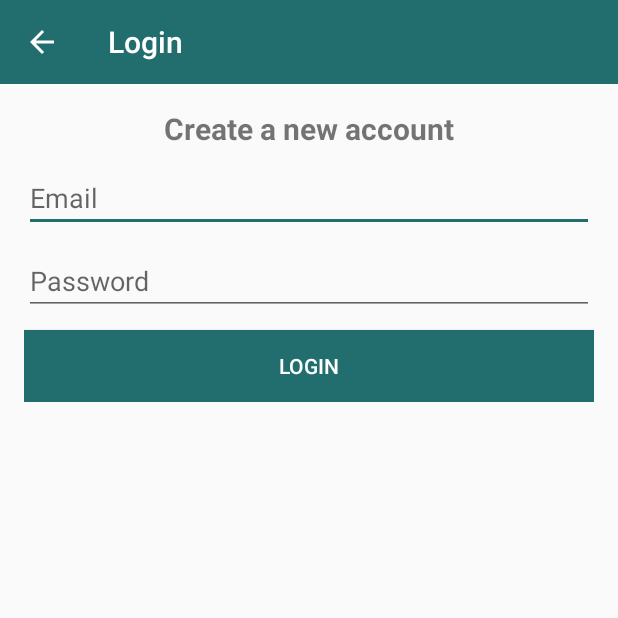
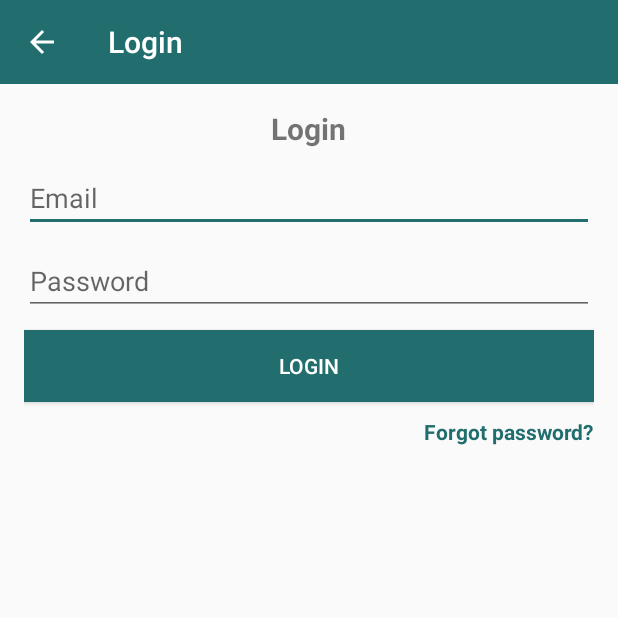
Before and after one commit to kp1930/Chat_Application, an Android app: the LoginActivity screen opened directly, with no data from a screen before it, on a phone screen of 412 x 824 dp, the top half of it. Run offline under Robolectric (Android 15) with nearby library versions, the phone set to English and light mode, and no system bars; our stand-ins replace Firebase (no records; nobody signed in at launch, a user with empty details on screens opened directly); libraries missing offline, so code that uses them is left out: com.rengwuxian.materialedittext; plain views replace MaterialEditText; 2 statements that could not run were skipped.

Commit message:
Added reset passowrd activity...

```diff
--- a/app/src/main/java/com/example/chatapplication/Activities/LoginActivity.java
+++ b/app/src/main/java/com/example/chatapplication/Activities/LoginActivity.java
@@ -8,6 +8,7 @@ import android.support.v7.widget.Toolbar;
 import android.text.TextUtils;
 import android.view.View;
 import android.widget.Button;
+import android.widget.TextView;
 import android.widget.Toast;
 
 import com.example.chatapplication.R;
@@ -15,7 +16,6 @@ import com.google.android.gms.tasks.OnCompleteListener;
 import com.google.android.gms.tasks.Task;
 import com.google.firebase.auth.AuthResult;
 import com.google.firebase.auth.FirebaseAuth;
-import com.google.firebase.database.DatabaseReference;
 import com.rengwuxian.materialedittext.MaterialEditText;
 
 public class LoginActivity extends AppCompatActivity {
@@ -23,7 +23,7 @@ public class LoginActivity extends AppCompatActivity {
     MaterialEditText email, password;
     Button btnLogin;
     FirebaseAuth auth;
-    DatabaseReference reference;
+    TextView forgot_password;
 
     @Override
     protected void onCreate(Bundle savedInstanceState) {
@@ -39,6 +39,14 @@ public class LoginActivity extends AppCompatActivity {
         email = findViewById(R.id.email);
         password = findViewById(R.id.pasword);
         btnLogin = findViewById(R.id.buttonLogin);
+        forgot_password = findViewById(R.id.forgot_password);
+
+        forgot_password.setOnClickListener(new View.OnClickListener() {
+            @Override
+            public void onClick(View v) {
+                startActivity(new Intent(LoginActivity.this, ResetPasswordActivity.class));
+            }
+        });
 
         btnLogin.setOnClickListener(new View.OnClickListener() {
             @Override
--- a/app/src/main/res/layout/activity_login.xml
+++ b/app/src/main/res/layout/activity_login.xml
@@ -21,7 +21,7 @@
         <TextView
             android:layout_width="wrap_content"
             android:layout_height="wrap_content"
-            android:text="Create a new account"
+            android:text="Login"
             android:textSize="20sp"
             android:textStyle="bold"/>
 
@@ -52,6 +52,16 @@
             android:text="Login"
             android:textColor="#FFF"/>
 
+        <TextView
+            android:id="@+id/forgot_password"
+            android:layout_width="wrap_content"
+            android:layout_height="wrap_content"
+            android:text="Forgot password?"
+            android:layout_marginTop="10dp"
+            android:layout_gravity="end"
+            android:textStyle="bold"
+            android:textColor="@color/colorPrimaryDark"/>
+
     </LinearLayout>
 
 </RelativeLayout>
```
Also changed, not shown: app/src/main/AndroidManifest.xml (+11 -7 lines), app/src/main/java/com/example/chatapplication/Activities/ResetPasswordActivity.java (added, +64 -0 lines), app/src/main/res/layout/activity_reset_password.xml (added, +50 -0 lines), app/build.gradle (line endings or trailing spaces).
